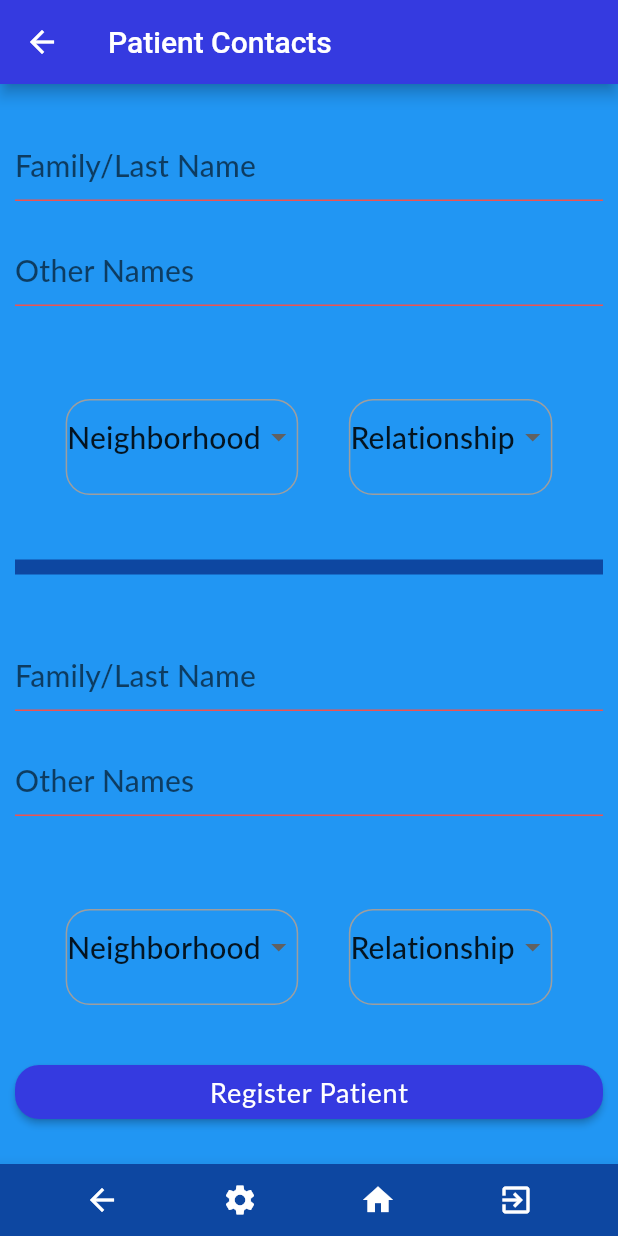
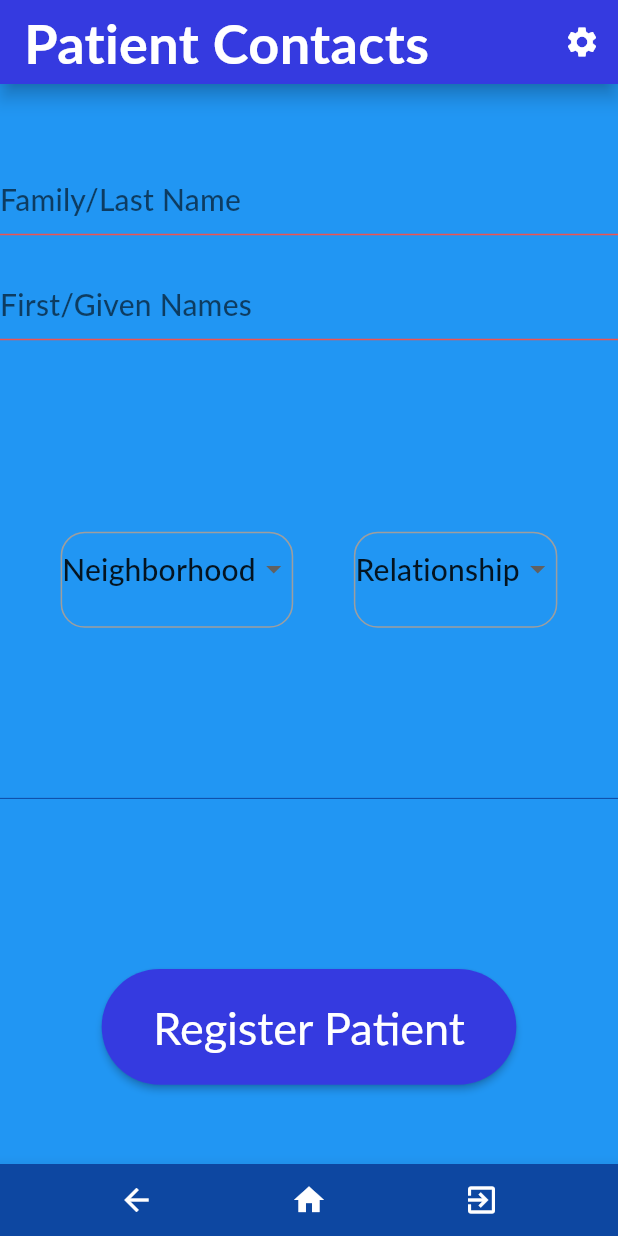
Before and after one commit to Dokotela/vigor, a Flutter app: the ContactRegistrationPage screen opened by its route, on a phone screen of 412 x 824 dp. Run offline on Flutter 3.47's test engine with Material 2 defaults, Android fonts, the phone set to English and light mode, and no system bars; our stand-ins replace auto_size_text, dartz, freezed_annotation, get, get_storage, google_fonts and 1 more; missing offline and left inert: fhir, fhir_db, flutter_sheet_localization, vax_cast; accounts and stored records are empty; generated files the repository leaves out were written again; Roboto replaces fonts that are missing (Lato); statements that could not run were skipped.

Commit message:
Adjustments to registration pages

```diff
--- a/lib/_internal/constants/barrios.dart
+++ b/lib/_internal/constants/barrios.dart
@@ -1,9 +1,9 @@
 const barrios = <String>[
+  'Cachipero',
+  'Carretera',
   'Filiu',
+  'Kilombo',
   'La 41',
-  'Carretera',
+  'Puerto Rico',
   'Villa Verde',
-  'Cachipero',
-  'Puerto Rico',
-  'Kilombo',
 ];
--- a/lib/_internal/utils/validators.dart
+++ b/lib/_internal/utils/validators.dart
@@ -4,6 +4,8 @@ import 'relationship_types.dart';
 bool isValidRegistrationName(String name) => name.length >= 2;
 
 bool isValidRegistrationGender(String gender) => gender.contains(gender);
+
+bool isValidGenderInt(int gender) => gender > 0;
 
 bool isValidRegistrationBirthDate(DateTime date) =>
     DateTime.now().isAfter(date);
--- a/lib/controllers/local/registration/contact_registration_controller.dart
+++ b/lib/controllers/local/registration/contact_registration_controller.dart
@@ -17,62 +17,39 @@ class ContactRegistrationController extends GetxController {
   final _patient = PatientModel().obs;
   final labels = AppLocalizations.of(Get.context);
 
-  final familyName1 = TextEditingController();
-  final _familyNameError1 = ''.obs;
-  final givenName1 = TextEditingController();
-  final _givenNameError1 = ''.obs;
-  final _barrio1 = ''.obs;
-  final _barrioError1 = ''.obs;
-  final _relation1 = ''.obs;
-  final _relationError1 = ''.obs;
-
-  final familyName2 = TextEditingController();
-  final _familyNameError2 = ''.obs;
-  final givenName2 = TextEditingController();
-  final _givenNameError2 = ''.obs;
-  final _barrio2 = ''.obs;
-  final _barrioError2 = ''.obs;
-  final _relation2 = ''.obs;
-  final _relationError2 = ''.obs;
+  final familyName = TextEditingController();
+  final _familyNameError = ''.obs;
+  final givenName = TextEditingController();
+  final _givenNameError = ''.obs;
+  final _barrio = ''.obs;
+  final _barrioError = ''.obs;
+  final _relation = ''.obs;
+  final _relationError = ''.obs;
 
   /// INIT
   @override
   void onInit() {
     _patient.value = Get.arguments;
-    _barrio1.value = _contactBarrio(0);
-    _relation1.value = _contactRelation(0);
-    _barrio2.value = _contactBarrio(1);
-    _relation2.value = _contactRelation(1);
-    familyName1.text = _familyName(0);
-    givenName1.text = _givenName(0);
-    familyName2.text = _familyName(1);
-    givenName2.text = _givenName(1);
-
+    _barrio.value = _contactBarrio(0);
+    _relation.value = _contactRelation(0);
+    familyName.text = _familyName(0);
+    givenName.text = _givenName(0);
     super.onInit();
   }
 
-  String get initialGivenName2 => _givenName(1);
-  String get initialFamilyName2 => _familyName(1);
-  String get initialGivenName1 => _givenName(0);
-  String get initialFamilyName1 => _familyName(0);
+  String get initialGivenName => _givenName(0);
+  String get initialFamilyName => _familyName(0);
 
   // GETTERS
   List<String> get barriosList => barrios;
   List<String> get relationList => relationshipTypes();
 
-  String get familyNameError1 => _familyNameError1.value;
-  String get givenNameError1 => _givenNameError1.value;
-  String get barrio1 => _barrio1.value;
-  String get barrioError1 => _barrioError1.value;
-  String get relation1 => _relation1.value;
-  String get relationError1 => _relationError1.value;
-
-  String get familyNameError2 => _familyNameError2.value;
-  String get givenNameError2 => _givenNameError2.value;
-  String get barrio2 => _barrio2.value;
-  String get barrioError2 => _barrioError2.value;
-  String get relation2 => _relation2.value;
-  String get relationError2 => _relationError2.value;
+  String get familyNameError => _familyNameError.value;
+  String get givenNameError => _givenNameError.value;
+  String get barrio => _barrio.value;
+  String get barrioError => _barrioError.value;
+  String get relation => _relation.value;
+  String get relationError => _relationError.value;
 
   String _givenName(int number) => _patient?.value?.patient?.contact == null
       ? ''
@@ -126,44 +103,24 @@ class ContactRegistrationController extends GetxController {
   }
 
   // EVENTS
-  void barrio1Event(String barrio1) => _barrio1.value = barrio1;
-  void barrio2Event(String barrio2) => _barrio2.value = barrio2;
-  void relation1Event(String relation1) => _relation1.value = relation1;
-  void relation2Event(String relation2) => _relation2.value = relation2;
+  void barrioEvent(String barrio) => _barrio.value = barrio;
+  void relationEvent(String relation) => _relation.value = relation;
 
   Future<void> registerEvent() async {
-    print(relation1);
-    print(isValidRegistrationRelation(relation1));
-    if (isValidRegistrationName(familyName1.text) &&
-        isValidRegistrationName(givenName1.text) &&
-        isValidRegistrationBarrio(barrio1) &&
-        isValidRegistrationRelation(relation1)) {
-      final newContact1 = formatPatientContact(
-          familyName1.text, givenName1.text, barrio1, relation1);
+    if (isValidRegistrationName(familyName.text) &&
+        isValidRegistrationName(givenName.text) &&
+        isValidRegistrationBarrio(barrio) &&
+        isValidRegistrationRelation(relation)) {
+      final newContact = formatPatientContact(
+          familyName.text, givenName.text, barrio, relation);
       _patient.value.patient.contact == null
           ? _patient.value.patient =
-              _patient.value.patient.copyWith(contact: [newContact1])
+              _patient.value.patient.copyWith(contact: [newContact])
           : _patient.value.patient.contact.isEmpty
-              ? _patient.value.patient.contact.add(newContact1)
-              : _patient.value.patient.contact.contains(newContact1)
+              ? _patient.value.patient.contact.add(newContact)
+              : _patient.value.patient.contact.contains(newContact)
                   ? null
-                  : _patient.value.patient.contact.add(newContact1);
-
-      if (isValidRegistrationName(familyName2.text) &&
-          isValidRegistrationName(givenName2.text) &&
-          isValidRegistrationBarrio(barrio2) &&
-          isValidRegistrationRelation(relation2)) {
-        final newContact2 = formatPatientContact(
-            familyName2.text, givenName2.text, barrio2, relation2);
-        _patient.value.patient.contact == null
-            ? _patient.value.patient =
-                _patient.value.patient.copyWith(contact: [newContact2])
-            : _patient.value.patient.contact.isEmpty
-                ? _patient.value.patient.contact.add(newContact2)
-                : _patient.value.patient.contact.contains(newContact2)
-                    ? null
-                    : _patient.value.patient.contact.add(newContact2);
-      }
+                  : _patient.value.patient.contact.add(newContact);
 
       final saveResult = await IFhirDb().save(_patient.value.patient);
       saveResult.fold(
@@ -171,16 +128,16 @@ class ContactRegistrationController extends GetxController {
         (r) => Get.offAllNamed(AppRoutes.PATIENT_HOME, arguments: r as Patient),
       );
     } else {
-      _familyNameError1.value = !isValidRegistrationName(familyName1.text)
+      _familyNameError.value = !isValidRegistrationName(familyName.text)
           ? labels.general.familyNameError
-          : _familyNameError1.value;
-      _givenNameError1.value = !isValidRegistrationName(givenName1.text)
+          : _familyNameError.value;
+      _givenNameError.value = !isValidRegistrationName(givenName.text)
           ? labels.general.givenNameError
-          : _givenNameError1.value;
-      _relationError1.value = !isValidRegistrationRelation(relation1)
+          : _givenNameError.value;
+      _relationError.value = !isValidRegistrationRelation(relation)
           ? 'Please select relationship'
           : '';
-      _barrioError1.value = !isValidRegistrationBarrio(barrio1)
+      _barrioError.value = !isValidRegistrationBarrio(barrio)
           ? labels.general.neighborhoodError
           : '';
     }
--- a/lib/controllers/theme_controller.dart
+++ b/lib/controllers/theme_controller.dart
@@ -51,6 +51,8 @@ class ThemeController extends GetxController {
     _themeMode.value = theme;
     Get.changeThemeMode(_themeMode.value);
     await store.write(_key, theme == ThemeMode.dark);
+    print(theme);
+    print(_themeMode.value);
     update();
   }
 
--- a/lib/ui/styled_components/action_button.dart
+++ b/lib/ui/styled_components/action_button.dart
@@ -14,6 +14,7 @@ class ActionButton extends StatelessWidget {
   @override
   Widget build(BuildContext context) {
     return RaisedButton(
+      color: Get.theme.colorScheme.primary,
       shape: RoundedRectangleBorder(
           borderRadius: BorderRadius.circular(Get.width / 10)),
       onPressed: onPressed,
@@ -21,7 +22,8 @@ class ActionButton extends StatelessWidget {
           horizontal: Get.width / 12, vertical: Get.width / 20),
       child: Text(
         buttonText,
-        style: Get.theme.textTheme.headline4,
+        style: Get.theme.textTheme.headline5
+            .copyWith(color: Get.theme.colorScheme.onPrimary),
       ),
     );
   }
--- a/lib/ui/styled_components/app_bar.dart
+++ b/lib/ui/styled_components/app_bar.dart
@@ -1,15 +1,21 @@
 import 'package:flutter/material.dart';
 import 'package:get/get.dart';
+import 'package:vigor/controllers/settings_dialog.dart';
 
 class VigorAppBar extends AppBar {
   VigorAppBar({@required String title})
       : super(
-          title: Text(
-            title,
-            style: Get.textTheme.headline4
-                .copyWith(color: Get.theme.colorScheme.onPrimary),
-          ),
-          elevation: 0,
-          automaticallyImplyLeading: false,
-        );
+            title: Text(
+              title,
+              style:
+                  Get.theme.textTheme.headline4.copyWith(color: Colors.white),
+            ),
+            elevation: 5,
+            automaticallyImplyLeading: false,
+            actions: [
+              IconButton(
+                icon: const Icon(Icons.settings, color: Colors.white),
+                onPressed: () => settingsDialog(),
+              ),
+            ]);
 }
--- a/lib/ui/styled_components/bottom_navigation_bar.dart
+++ b/lib/ui/styled_components/bottom_navigation_bar.dart
@@ -1,6 +1,5 @@
 import 'package:flutter/material.dart';
 import 'package:get/get.dart';
-import 'package:vigor/controllers/settings_dialog.dart';
 import '../views/views.dart';
 
 BottomAppBar bottomAppBar = BottomAppBar(
@@ -11,10 +10,6 @@ BottomAppBar bottomAppBar = BottomAppBar(
       IconButton(
         icon: const Icon(Icons.arrow_back, color: Colors.white),
         onPressed: () => Get.back(),
-      ),
-      IconButton(
-        icon: const Icon(Icons.settings, color: Colors.white),
-        onPressed: () => settingsDialog(),
       ),
       IconButton(
         icon: const Icon(Icons.home, color: Colors.white),
--- a/lib/ui/views/home/home_page.dart
+++ b/lib/ui/views/home/home_page.dart
@@ -16,7 +16,6 @@ class HomePage extends StatelessWidget {
       appBar: VigorAppBar(title: labels.vigor.title),
       body: Container(
         constraints: const BoxConstraints.expand(),
-        color: Get.theme.primaryColor,
         child: Column(
           mainAxisAlignment: MainAxisAlignment.spaceEvenly,
           crossAxisAlignment: CrossAxisAlignment.center,
@@ -33,8 +32,7 @@ class HomePage extends StatelessWidget {
               onPressed: () => Get.toNamed(AppRoutes.PATIENT_SEARCH),
             ),
             ActionButton(
-              buttonText: 'Summary report',
-              //labels.medical.summaryReport,
+              buttonText: labels.medical.summaryReport,
             ),
           ],
         ),
--- a/lib/ui/views/login/login_view.dart
+++ b/lib/ui/views/login/login_view.dart
@@ -30,8 +30,6 @@ class LoginView extends StatelessWidget {
       child: Scaffold(
         appBar: AppBar(title: Text(labels.app.title)),
         body: ListView(
-          // mainAxisAlignment: MainAxisAlignment.start,
-          // crossAxisAlignment: CrossAxisAlignment.center,
           children: <Widget>[
             /// Widget that displays the flags country as a map of that country
             FlagWidget(_country),
@@ -70,7 +68,7 @@ class LoginView extends StatelessWidget {
               child: Text(
                 labels.auth.signIn,
                 style: Get.theme.textTheme.headline6
-                    .copyWith(color: Get.theme.primaryColorLight),
+                    .copyWith(color: Get.theme.colorScheme.onPrimary),
               ),
             ),
 
@@ -85,7 +83,7 @@ class LoginView extends StatelessWidget {
               child: Text(
                 labels.settings.title,
                 style: Get.theme.textTheme.headline6
-                    .copyWith(color: Get.theme.primaryColorLight),
+                    .copyWith(color: Get.theme.colorScheme.onPrimary),
               ),
             ),
           ],
--- a/lib/ui/views/registration/contact_registration_page.dart
+++ b/lib/ui/views/registration/contact_registration_page.dart
@@ -1,5 +1,7 @@
 import 'package:flutter/material.dart';
 import 'package:get/get.dart';
+import 'package:vigor/ui/styled_components/action_button.dart';
+import 'package:vigor/ui/styled_components/app_bar.dart';
 
 import '../../../controllers/local/registration/contact_registration_controller.dart';
 import '../../../localization.dart';
@@ -24,79 +26,44 @@ class ContactRegistrationPage extends StatelessWidget {
       },
       child: Scaffold(
         resizeToAvoidBottomInset: false,
-        appBar: AppBar(
-          title: Text(labels.general.contacts),
-        ),
+        appBar: VigorAppBar(title: labels.general.contacts),
         body: Padding(
-          padding: const EdgeInsets.all(10.0),
+          padding: const EdgeInsets.all(0.0),
           child: Center(
             child: Obx(
               () => Column(
                 mainAxisAlignment: MainAxisAlignment.spaceAround,
                 children: <Widget>[
                   NamesInputWidget(
-                    familyName: controller.familyName1,
-                    givenName: controller.givenName1,
-                    familyNameError: controller.familyNameError1,
-                    givenNameError: controller.givenNameError1,
+                    familyName: controller.familyName,
+                    givenName: controller.givenName,
+                    familyNameError: controller.familyNameError,
+                    givenNameError: controller.givenNameError,
                   ),
                   Row(
                     mainAxisAlignment: MainAxisAlignment.spaceEvenly,
                     children: [
                       BarrioWidget(
                         barriosList: controller.barriosList,
-                        displayBarrio: controller.barrio1,
-                        setBarrio: controller.barrio1Event,
-                        dispBarrioError: controller.barrioError1,
+                        displayBarrio: controller.barrio,
+                        setBarrio: controller.barrioEvent,
+                        dispBarrioError: controller.barrioError,
                       ),
                       RelationWidget(
                         relationList: controller.relationList,
-                        displayRelation: controller.relation1,
-                        setRelation: controller.relation1Event,
-                        dispRelationError: controller.relationError1,
+                        displayRelation: controller.relation,
+                        setRelation: controller.relationEvent,
+                        dispRelationError: controller.relationError,
                       ),
                     ],
                   ),
                   Divider(
                     color: Colors.blue[900],
-                    thickness: 10,
+                    thickness: 0,
                   ),
-                  NamesInputWidget(
-                    familyName: controller.familyName2,
-                    givenName: controller.givenName2,
-                    familyNameError: controller.familyNameError2,
-                    givenNameError: controller.givenNameError2,
-                  ),
-                  Row(
-                    mainAxisAlignment: MainAxisAlignment.spaceEvenly,
-                    children: [
-                      BarrioWidget(
-                        barriosList: controller.barriosList,
-                        displayBarrio: controller.barrio2,
-                        setBarrio: controller.barrio2Event,
-                        dispBarrioError: controller.barrioError2,
-                      ),
-                      RelationWidget(
-                        relationList: controller.relationList,
-                        displayRelation: controller.relation2,
-                        setRelation: controller.relation2Event,
-                        dispRelationError: controller.relationError2,
-                      ),
-                    ],
-                  ),
-                  ButtonTheme(
-                    minWidth: double.infinity,
-                    child: RaisedButton(
-                      shape: RoundedRectangleBorder(
-                        borderRadius: BorderRadius.circular(16.0),
-                      ),
-                      onPressed: () => controller.registerEvent(),
-                      child: Text(
-                        labels.registration.registerPatient,
-                        style: Get.textTheme.bodyText1
-                            .copyWith(color: Colors.white),
-                      ),
-                    ),
+                  ActionButton(
+                    buttonText: labels.registration.registerPatient,
+                    onPressed: controller.registerEvent,
                   ),
                 ],
               ),
--- a/lib/ui/views/registration/widgets/names.dart
+++ b/lib/ui/views/registration/widgets/names.dart
@@ -40,7 +40,7 @@ class NamesInputWidget extends StatelessWidget {
           TextFormField(
             controller: givenName,
             decoration: InputDecoration(
-              hintText: labels.general.name.otherNames,
+              hintText: labels.general.name.givenNames,
               errorText: givenNameError.tr,
             ),
             style: Get.textTheme.headline6,
```
Also changed, not shown: lib/controllers/local/registration/patient_registration_controller.dart (+24 -19 lines), lib/controllers/settings_dialog.dart (+7 -7 lines), lib/ui/views/registration/patient_registration_page.dart (+4 -3 lines), lib/ui/views/registration/widgets/gender.dart (+7 -0 lines).
